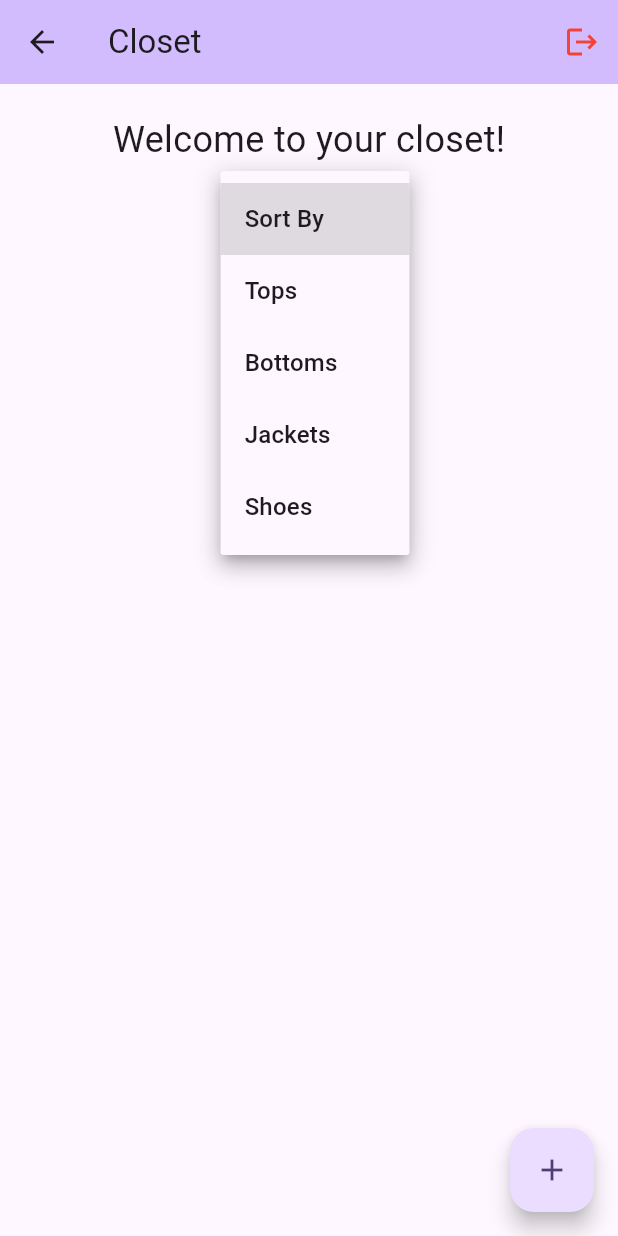
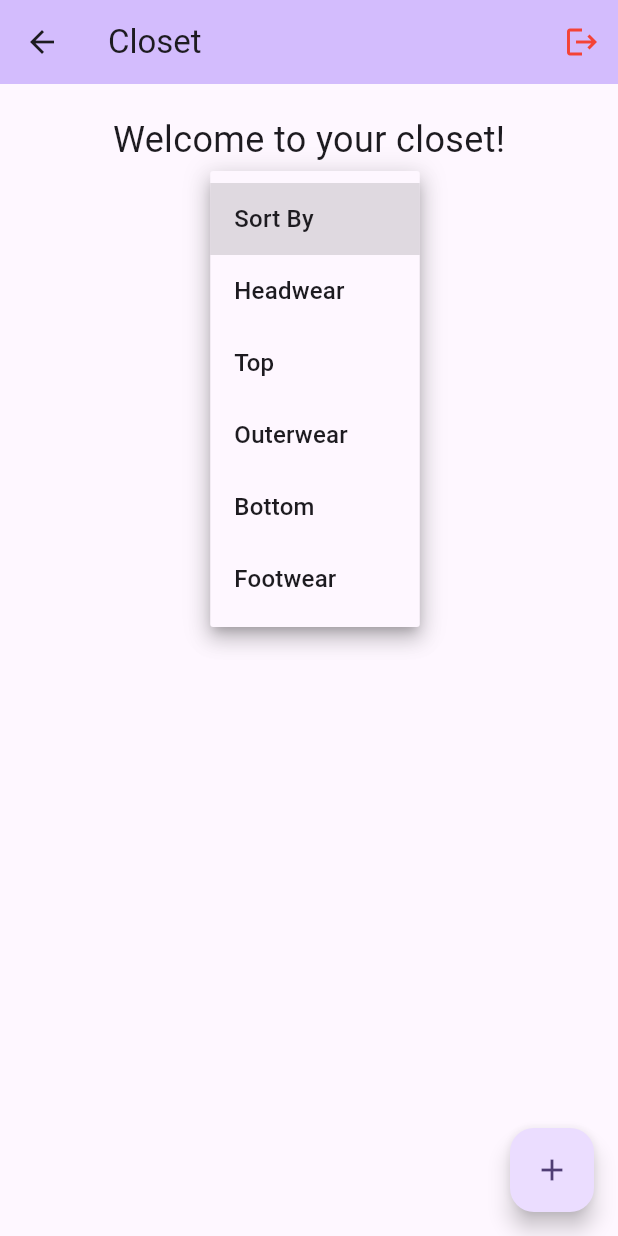
Before and after one commit to Tofu311/wardrobe-wizards, a Flutter app: the Closet screen opened directly, after a tap on "Sort By", on a phone screen of 412 x 824 dp. Run offline on Flutter 3.47's test engine with Material 3 defaults, Android fonts, the light colour scheme and no system bars; our stand-ins replace flutter_secure_storage, image_picker; accounts and stored records are empty; network calls fail.

Commit message:
Added sorting functionality based on clothing type

```diff
--- a/mobile/wardrobe_wizard/lib/closet.dart
+++ b/mobile/wardrobe_wizard/lib/closet.dart
@@ -23,9 +23,16 @@ class _ClosetState extends State<Closet> {
   final ImagePicker _picker = ImagePicker();
   final List<Clothing> closetItems = [];
   final FlutterSecureStorage storage = const FlutterSecureStorage();
+  String selectedType = 'Sort By';
 
   Future<String?> getToken() async {
     return await storage.read(key: 'auth_token');
+  }
+
+  @override
+  void initState() {
+    super.initState();
+    fetchCloset();
   }
 
   Future<void> getImage() async {
@@ -151,9 +158,18 @@ class _ClosetState extends State<Closet> {
     }
   }
 
+  List<Clothing> getFilteredItems() {
+    if (selectedType == 'Sort By') {
+      return closetItems;
+    } else {
+      return closetItems
+          .where((item) => item.type == selectedType.toUpperCase())
+          .toList();
+    }
+  }
+
   @override
   Widget build(BuildContext context) {
-    fetchCloset();
     return Scaffold(
       appBar: AppBar(
         backgroundColor: Theme.of(context).colorScheme.inversePrimary,
@@ -182,14 +198,19 @@ class _ClosetState extends State<Closet> {
             Padding(
               padding: const EdgeInsets.all(12),
               child: DropdownButton<String>(
-                value: 'Sort By',
-                onChanged: (String? newValue) {},
+                value: selectedType,
+                onChanged: (String? newValue) {
+                  setState(() {
+                    selectedType = newValue!;
+                  });
+                },
                 items: <String>[
                   'Sort By',
-                  'Tops',
-                  'Bottoms',
-                  'Jackets',
-                  'Shoes'
+                  'Headwear',
+                  'Top',
+                  'Outerwear',
+                  'Bottom',
+                  'Footwear'
                 ].map<DropdownMenuItem<String>>((String value) {
                   return DropdownMenuItem<String>(
                     value: value,
@@ -203,8 +224,9 @@ class _ClosetState extends State<Closet> {
                 gridDelegate: const SliverGridDelegateWithFixedCrossAxisCount(
                   crossAxisCount: 2,
                 ),
-                itemCount: closetItems.length,
+                itemCount: getFilteredItems().length,
                 itemBuilder: (BuildContext context, int index) {
+                  final item = getFilteredItems()[index];
                   return GestureDetector(
                     onLongPress: () => deleteImage(index),
                     onTap: () {
@@ -213,16 +235,26 @@ class _ClosetState extends State<Closet> {
                         MaterialPageRoute(
                           builder: (context) => Details(
                             title: 'Details',
-                            clothing: closetItems[index],
+                            clothing: item,
                           ),
                         ),
                       );
                     },
                     child: Card(
-                      color: const Color(0xffd6cea7),
-                      child: Image.network(
-                        closetItems[index].imagePath,
-                        fit: BoxFit.contain,
+                      child: Padding(
+                        padding: const EdgeInsets.all(8.0),
+                        child: Column(
+                          children: [
+                            Expanded(
+                              child: Image.network(
+                                item.imagePath,
+                                fit: BoxFit.contain,
+                              ),
+                            ),
+                            const SizedBox(height: 8.0),
+                            Text('Item ${index + 1}'),
+                          ],
+                        ),
                       ),
                     ),
                   );
```
